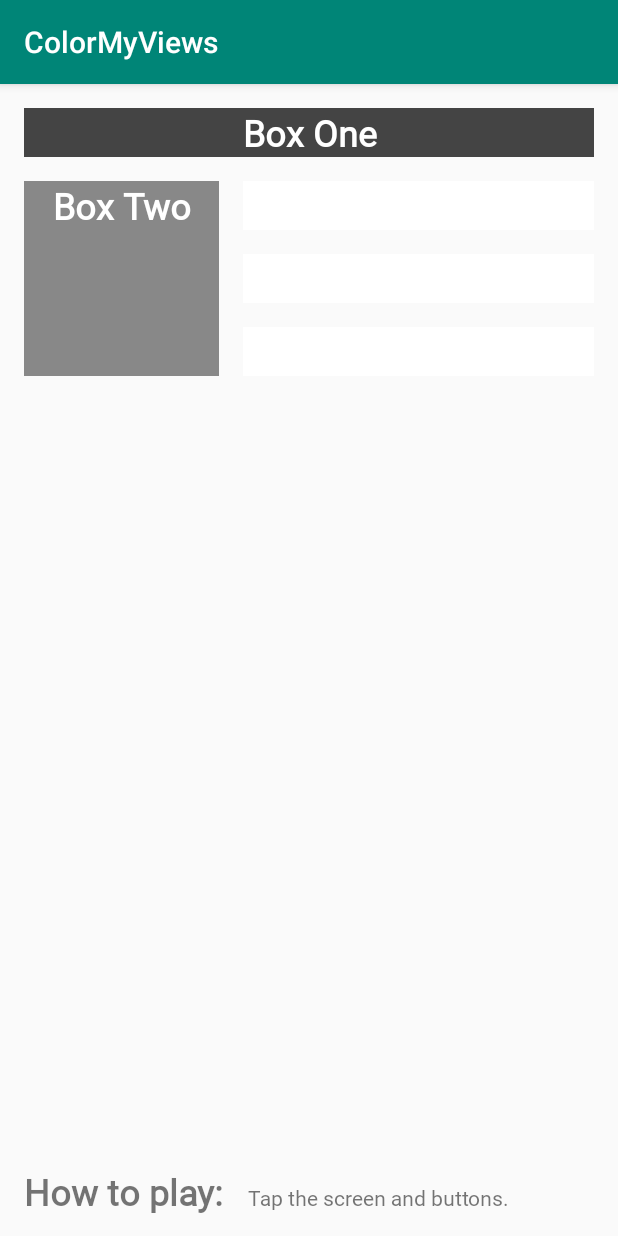
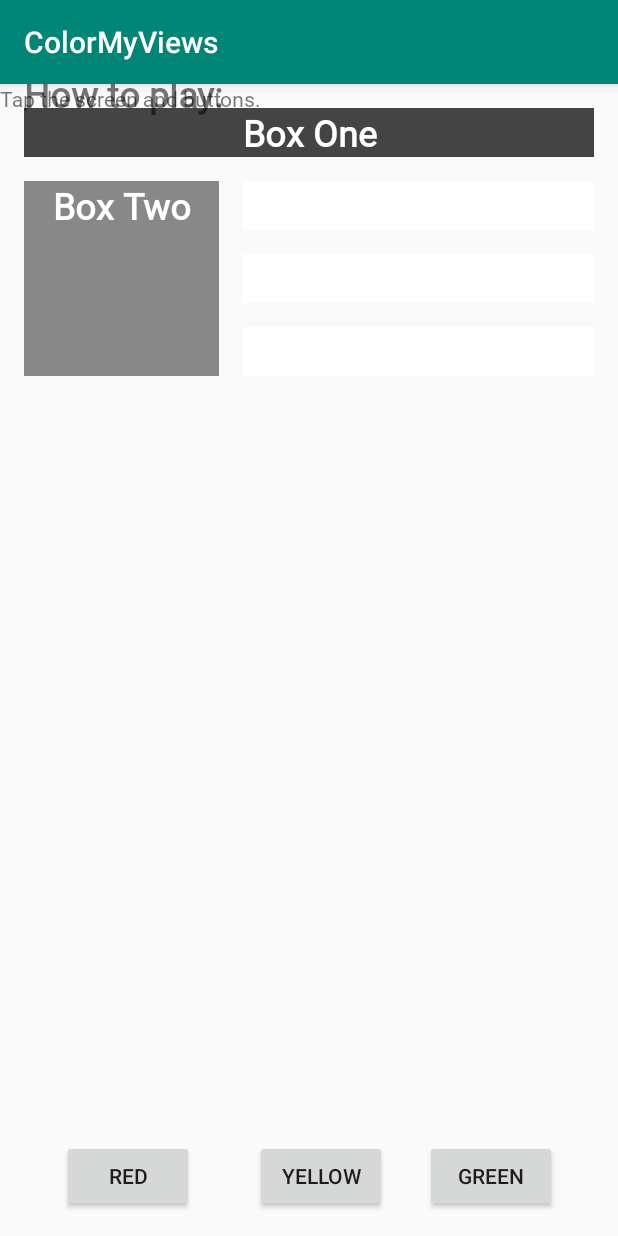
Before and after one commit to lookpearsw/Kotlin_ColorMyViews, an Android app: the screen it shows after launch (MainActivity), after a tap on "Box Two", on a phone screen of 412 x 824 dp. Run offline under Robolectric (Android 15) with nearby library versions, the phone set to English and light mode, and no system bars; 1 other tap on this screen came first.

Commit message:
Add a chain of buttons

```diff
--- a/app/src/main/res/layout/activity_main.xml
+++ b/app/src/main/res/layout/activity_main.xml
@@ -1,9 +1,9 @@
 <?xml version="1.0" encoding="utf-8"?>
 <androidx.constraintlayout.widget.ConstraintLayout
-        android:id="@+id/constraint_layout"
         xmlns:android="http://schemas.android.com/apk/res/android"
         xmlns:tools="http://schemas.android.com/tools"
         xmlns:app="http://schemas.android.com/apk/res-auto"
+        android:id="@+id/constraint_layout"
         android:layout_width="match_parent"
         android:layout_height="match_parent"
         tools:context=".MainActivity">
@@ -68,19 +68,57 @@
             android:id="@+id/label_text"
             android:layout_width="wrap_content"
             android:layout_height="wrap_content"
-            android:layout_marginStart="@dimen/margin_wide"
+            android:layout_marginStart="16dp"
             android:fontFamily="@font/roboto"
             android:text="@string/how_to_play"
             android:textSize="24sp"
             android:textStyle="bold"
             app:layout_constraintStart_toStartOf="parent"
             app:layout_constraintBaseline_toBaselineOf="@+id/info_text"/>
+
     <TextView
             android:text="@string/tap_the_boxes_and_buttons"
             android:layout_width="0dp"
             android:layout_height="wrap_content"
             android:id="@+id/info_text" android:fontFamily="@font/roboto"
-            app:layout_constraintStart_toEndOf="@+id/label_text" android:layout_marginStart="16dp"
-            android:layout_marginBottom="16dp" app:layout_constraintBottom_toBottomOf="parent"/>
+            tools:layout_editor_absoluteY="223dp" tools:layout_editor_absoluteX="188dp"/>
+    <Button
+            android:id="@+id/red_button"
+            android:layout_width="wrap_content"
+            android:layout_height="wrap_content"
+            android:layout_marginStart="@dimen/margin_wide"
+            android:text="@string/button_red"
+            android:visibility="visible"
+            app:layout_constraintBaseline_toBaselineOf="@+id/yellow_button"
+            app:layout_constraintEnd_toStartOf="@+id/yellow_button"
+            app:layout_constraintHorizontal_bias="0.5"
+            app:layout_constraintStart_toStartOf="parent" />
+
+    <Button
+            android:id="@+id/yellow_button"
+            android:layout_width="wrap_content"
+            android:layout_height="wrap_content"
+            android:layout_marginStart="@dimen/margin_wide"
+            android:layout_marginTop="@dimen/margin_wide"
+            android:layout_marginBottom="@dimen/margin_wide"
+            android:text="@string/button_yellow"
+            android:visibility="visible"
+            app:layout_constraintBottom_toBottomOf="parent"
+            app:layout_constraintEnd_toStartOf="@+id/green_button"
+            app:layout_constraintHorizontal_bias="0.5"
+            app:layout_constraintStart_toEndOf="@+id/red_button"
+            app:layout_constraintTop_toBottomOf="@+id/info_text"
+            app:layout_constraintVertical_bias="1.0" />
+
+    <Button
+            android:id="@+id/green_button"
+            android:layout_width="wrap_content"
+            android:layout_height="wrap_content"
+            android:layout_marginEnd="16dp"
+            android:text="@string/button_green"
+            app:layout_constraintBaseline_toBaselineOf="@+id/yellow_button"
+            app:layout_constraintEnd_toEndOf="parent"
+            app:layout_constraintHorizontal_bias="0.5"
+            app:layout_constraintStart_toEndOf="@+id/yellow_button" />
 
 </androidx.constraintlayout.widget.ConstraintLayout>
--- a/app/src/main/res/values/strings.xml
+++ b/app/src/main/res/values/strings.xml
@@ -7,4 +7,8 @@
     <string name="box_five">Box Five</string>
     <string name="how_to_play">How to play:</string>
     <string name="tap_the_boxes_and_buttons">Tap the screen and buttons.</string>
+
+    <string name="button_red">RED</string>
+    <string name="button_yellow">YELLOW</string>
+    <string name="button_green">GREEN</string>
 </resources>
```
